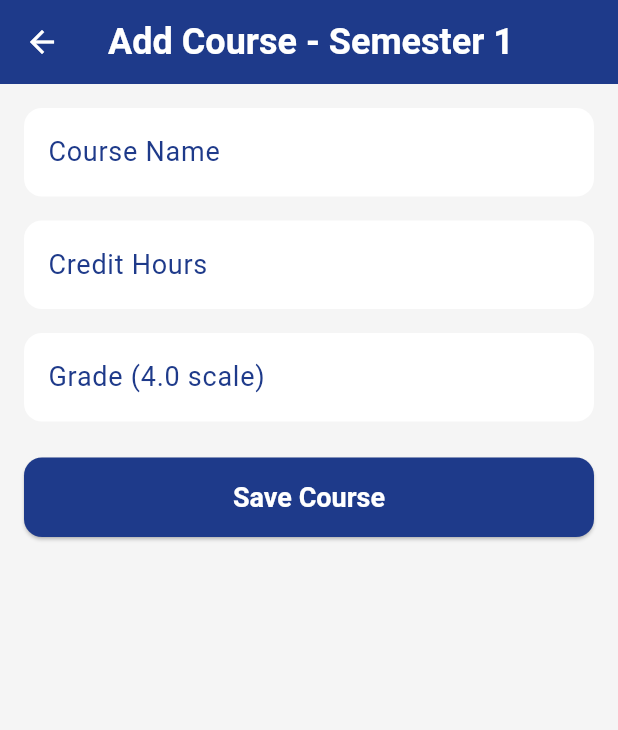
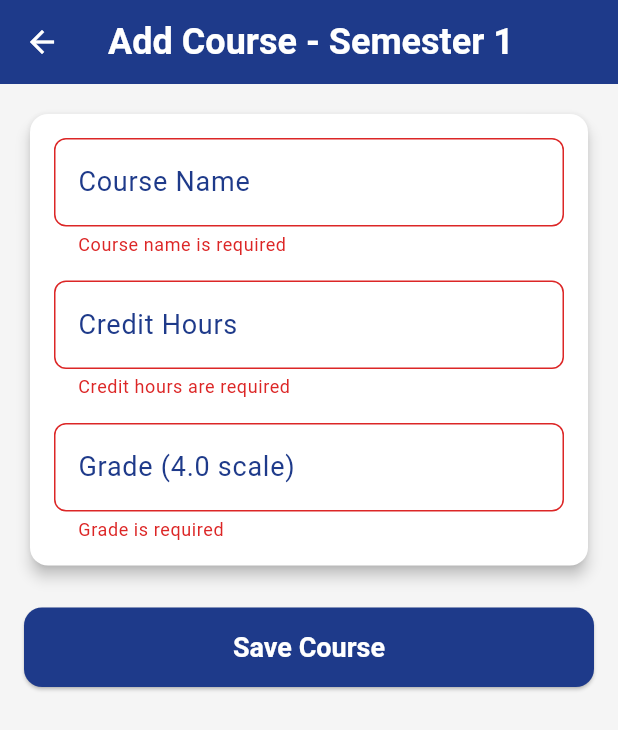
Before and after one commit to rosa12g/GPA-CGPA-calculater-, a Flutter app: the AddCourseScreen screen opened directly with empty values, after a tap on "Save Course", on a phone screen of 412 x 824 dp. Shown: the top 730 px of the screen. Run offline on Flutter 3.47's test engine with Material 3 defaults, Android fonts, the phone set to English and light mode, and no system bars.

Commit message:
valideter added for inputs

```diff
--- a/gpa_calculator/lib/Screens/add_course_screen.dart
+++ b/gpa_calculator/lib/Screens/add_course_screen.dart
@@ -14,6 +14,7 @@ class _AddCourseScreenState extends State<AddCourseScreen> {
   late TextEditingController _courseController;
   late TextEditingController _creditController;
   late TextEditingController _gradeController;
+  final _formKey = GlobalKey<FormState>();
 
   @override
   void initState() {
@@ -31,39 +32,107 @@ class _AddCourseScreenState extends State<AddCourseScreen> {
     super.dispose();
   }
 
+
+  String? _validateCredit(String? value) {
+    if (value == null || value.isEmpty) {
+      return 'Credit hours are required';
+    }
+    if (double.tryParse(value) == null) {
+      return 'Enter a valid number';
+    }
+    return null;
+  }
+
+
+  String? _validateGrade(String? value) {
+    if (value == null || value.isEmpty) {
+      return 'Grade is required';
+    }
+    if (double.tryParse(value) == null) {
+      return 'Enter a valid number';
+    }
+    double grade = double.parse(value);
+    if (grade < 0 || grade > 4.0) {
+      return 'Grade must be between 0 and 4.0';
+    }
+    return null;
+  }
+
   @override
   Widget build(BuildContext context) {
     return Scaffold(
       appBar: AppBar(
         title: Text(
-          widget.initialCourse == null ? 'Add Course - Semester ${widget.semester + 1}' : 'Edit Course - Semester ${widget.semester + 1}',
+          widget.initialCourse == null
+              ? 'Add Course - Semester ${widget.semester + 1}'
+              : 'Edit Course - Semester ${widget.semester + 1}',
         ),
       ),
-      body: Padding(
+      body: SingleChildScrollView(
+
         padding: EdgeInsets.all(16.0),
+        child: Form(
+          key: _formKey,
           child: Column(
             crossAxisAlignment: CrossAxisAlignment.stretch,
             children: [
-            TextField(
+              Card(
+                elevation: 4,
+                shape: RoundedRectangleBorder(
+                  borderRadius: BorderRadius.circular(12),
+                ),
+                child: Padding(
+                  padding: EdgeInsets.all(16.0),
+                  child: Column(
+                    children: [
+                      TextFormField(
                         controller: _courseController,
-              decoration: InputDecoration(labelText: 'Course Name'),
+                        decoration: InputDecoration(
+                          labelText: 'Course Name',
+                          border: OutlineInputBorder(
+                            borderRadius: BorderRadius.circular(8),
+                          ),
+                        ),
+                        validator: (value) {
+                          if (value == null || value.isEmpty) {
+                            return 'Course name is required';
+                          }
+                          return null;
+                        },
                       ),
                       SizedBox(height: 16),
-            TextField(
+                      TextFormField(
                         controller: _creditController,
                         keyboardType: TextInputType.number,
-              decoration: InputDecoration(labelText: 'Credit Hours'),
+                        decoration: InputDecoration(
+                          labelText: 'Credit Hours',
+                          border: OutlineInputBorder(
+                            borderRadius: BorderRadius.circular(8),
+                          ),
+                        ),
+                        validator: _validateCredit,
                       ),
                       SizedBox(height: 16),
-            TextField(
+                      TextFormField(
                         controller: _gradeController,
                         keyboardType: TextInputType.number,
-              decoration: InputDecoration(labelText: 'Grade (4.0 scale)'),
+                        decoration: InputDecoration(
+                          labelText: 'Grade (4.0 scale)',
+                          border: OutlineInputBorder(
+                            borderRadius: BorderRadius.circular(8),
+                          ),
+                        ),
+                        validator: _validateGrade,
+                      ),
+                    ],
+                  ),
+                ),
               ),
               SizedBox(height: 24),
               ElevatedButton(
                 onPressed: () {
-                if (_courseController.text.isNotEmpty && _creditController.text.isNotEmpty && _gradeController.text.isNotEmpty) {
+                  if (_formKey.currentState!.validate()) {
+                    // Save or update course
                     Navigator.pop(context, {
                       'course': _courseController.text,
                       'credits': _creditController.text,
@@ -71,9 +140,19 @@ class _AddCourseScreenState extends State<AddCourseScreen> {
                     });
                   }
                 },
-              child: Text(widget.initialCourse == null ? 'Save Course' : 'Update Course'),
+                style: ElevatedButton.styleFrom(
+                  padding: EdgeInsets.symmetric(vertical: 16),
+                  shape: RoundedRectangleBorder(
+                    borderRadius: BorderRadius.circular(12),
+                  ),
+                ),
+                child: Text(
+                  widget.initialCourse == null ? 'Save Course' : 'Update Course',
+                  style: TextStyle(fontSize: 18),
+                ),
               ),
             ],
+          ),
         ),
       ),
     );
```
Lines whose indentation alone changed are shown as unchanged.
